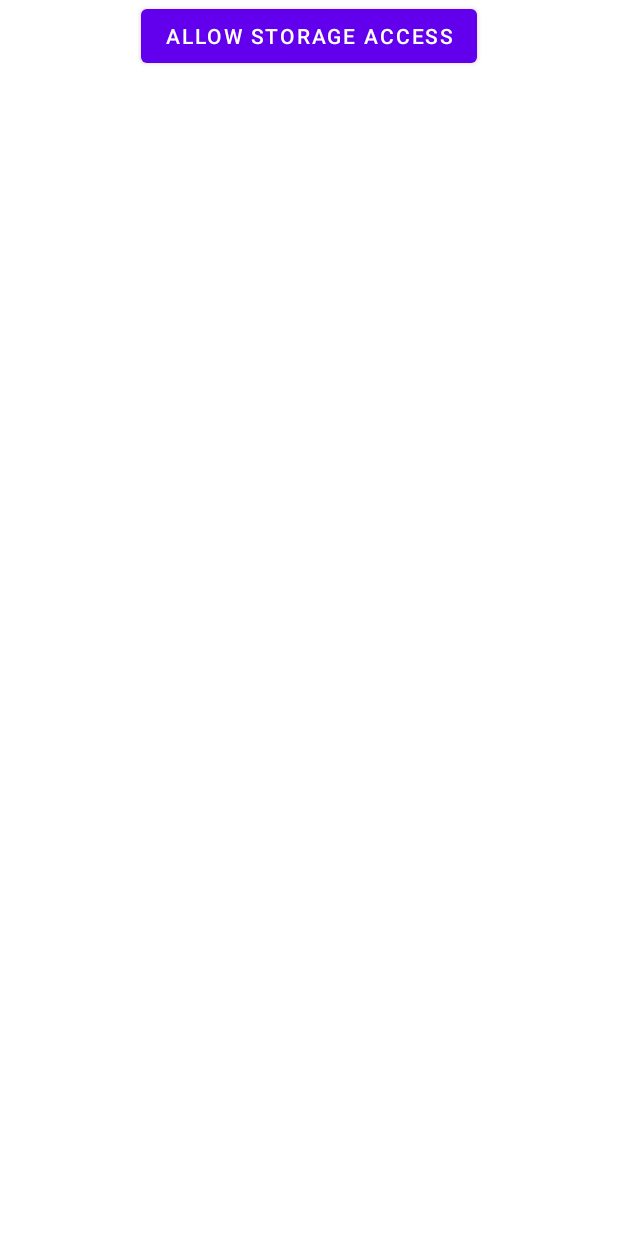
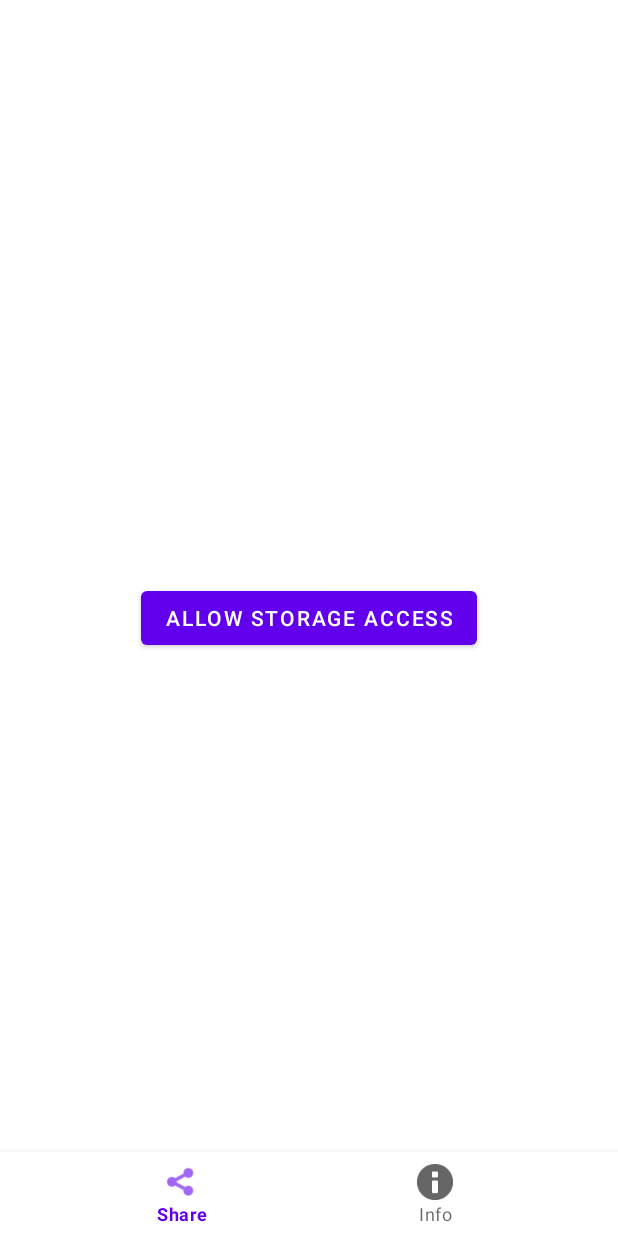
Before and after one commit to vpulpatil/AlleAssignment, an Android app: the screen it shows after launch (MainActivity), on a phone screen of 412 x 824 dp. Run offline under Robolectric (Android 15) with nearby library versions, the phone set to English and light mode, and no system bars; our stand-ins replace Dagger/Hilt's generated code, Room's generated code; libraries missing offline, so code that uses them is left out: com.google.mlkit.vision; 1 statement that could not run was skipped.

Commit message:
added bottom navigation to display 2 bottom nav tabs

```diff
--- a/app/src/main/java/com/alle/assignment/presentation/main/MainActivity.kt
+++ b/app/src/main/java/com/alle/assignment/presentation/main/MainActivity.kt
@@ -9,14 +9,17 @@ import android.provider.MediaStore
 import android.provider.Settings
 import android.util.Log
 import android.view.View
-import androidx.activity.ComponentActivity
 import androidx.activity.viewModels
+import androidx.fragment.app.FragmentActivity
 import androidx.lifecycle.Lifecycle
 import androidx.lifecycle.lifecycleScope
 import androidx.lifecycle.repeatOnLifecycle
+import com.alle.assignment.R
 import com.alle.assignment.data.repository.Resource
 import com.alle.assignment.databinding.ActivityMainBinding
 import com.alle.assignment.domain.model.ScreenshotModel
+import com.alle.assignment.presentation.main.listdetail.OnBottomSheetCallbacks
+import com.google.android.material.bottomsheet.BottomSheetBehavior
 import dagger.hilt.android.AndroidEntryPoint
 import kotlinx.coroutines.Dispatchers
 import kotlinx.coroutines.launch
@@ -24,7 +27,7 @@ import kotlinx.coroutines.withContext
 
 private const val TAG = "MainActivity"
 @AndroidEntryPoint
-class MainActivity : ComponentActivity() {
+class MainActivity : FragmentActivity() {
 
     private var _binding: ActivityMainBinding? = null
     private val binding: ActivityMainBinding
@@ -32,17 +35,41 @@ class MainActivity : ComponentActivity() {
 
     private val mainViewModel: MainViewModel by viewModels()
 
+    private var listener: OnBottomSheetCallbacks? = null
+    private var mBottomSheetBehavior: BottomSheetBehavior<View?>? = null
+
     override fun onCreate(savedInstanceState: Bundle?) {
         super.onCreate(savedInstanceState)
         _binding = ActivityMainBinding.inflate(layoutInflater)
         setContentView(binding.root)
 
+        setupUi()
         setupObservers()
     }
 
     override fun onResume() {
         super.onResume()
-        setupUi()
+        checkForStorageAccess()
+    }
+
+    private fun setupUi() {
+        binding.apply {
+            bottomNavBar.setOnItemSelectedListener { menuItem ->
+                when (menuItem.itemId) {
+                    R.id.share -> {
+                        //display list screen
+                        hideBottomSheet()
+                        return@setOnItemSelectedListener true
+                    }
+                    R.id.info -> {
+                        //display bottom sheet
+                        configureBackdropUI()
+                        return@setOnItemSelectedListener true
+                    }
+                }
+                return@setOnItemSelectedListener false
+            }
+        }
     }
 
     private fun setupObservers() {
@@ -83,7 +110,7 @@ class MainActivity : ComponentActivity() {
         }
     }
 
-    private fun setupUi() {
+    private fun checkForStorageAccess() {
         binding.apply {
             if (isStorageAccessGiven()) {
                 btnAllowStorageAccess.visibility = View.GONE
@@ -193,4 +220,50 @@ class MainActivity : ComponentActivity() {
             }
         }
     }
+
+    private fun configureBackdropUI() {
+        mBottomSheetBehavior?.apply {
+            showBottomSheet()
+            return
+        }
+        val fragment = supportFragmentManager.findFragmentById(R.id.filter_fragment)
+
+        (fragment?.view?.parent as View).let { view ->
+            BottomSheetBehavior.from(view).let { bs ->
+
+                bs.addBottomSheetCallback(object : BottomSheetBehavior.BottomSheetCallback() {
+                    override fun onSlide(bottomSheet: View, slideOffset: Float) {}
+
+                    override fun onStateChanged(bottomSheet: View, newState: Int) {
+                        // Call the interface to notify a state change
+                        listener?.onStateChanged(bottomSheet, newState)
+                    }
+                })
+
+                // Set the bottom sheet expanded by default
+                bs.setPeekHeight(
+                    resources.getDimensionPixelSize(R.dimen.default_bottomsheet_peek_height),
+                    true
+                )
+
+                mBottomSheetBehavior = bs
+                showBottomSheet()
+            }
+        }
+    }
+
+    fun setOnBottomSheetCallbacks(onBottomSheetCallbacks: OnBottomSheetCallbacks) {
+        this.listener = onBottomSheetCallbacks
+    }
+
+    fun hideBottomSheet() {
+        binding.filterFragment.visibility = View.GONE
+        mBottomSheetBehavior?.state = BottomSheetBehavior.STATE_HIDDEN
+    }
+
+    fun showBottomSheet() {
+        binding.filterFragment.visibility = View.VISIBLE
+        mBottomSheetBehavior?.state = BottomSheetBehavior.STATE_COLLAPSED
+    }
+
 }
--- /dev/null
+++ b/app/src/main/java/com/alle/assignment/presentation/main/listdetail/ListDetailFragment.kt
@@ -0,0 +1,56 @@
+package com.alle.assignment.presentation.main.listdetail
+
+import android.os.Bundle
+import android.util.Log
+import android.view.LayoutInflater
+import android.view.View
+import android.view.ViewGroup
+import com.alle.assignment.databinding.FragmentListScreenBinding
+import com.alle.assignment.presentation.main.MainActivity
+import com.google.android.material.bottomsheet.BottomSheetBehavior
+import com.google.android.material.bottomsheet.BottomSheetDialogFragment
+
+class ListDetailFragment: BottomSheetDialogFragment(), OnBottomSheetCallbacks {
+    private var _binding: FragmentListScreenBinding? = null
+    // This property is only valid between `onCreateView` and `onDestroyView`
+    private val binding get() = _binding!!
+
+    private var currentState: Int = BottomSheetBehavior.STATE_EXPANDED
+
+    override fun onCreateView(
+        inflater: LayoutInflater, container: ViewGroup?,
+        savedInstanceState: Bundle?
+    ): View {
+        // Inflate the layout for this fragment
+        (activity as MainActivity).setOnBottomSheetCallbacks(this)
+
+        // Inflate the layout for this fragment
+        _binding = FragmentListScreenBinding.inflate(inflater, container, false)
+        return binding.root
+    }
+
+    // NOTE: fragments outlive their views!
+    //       One must clean up any references to the binging class instance here
+    override fun onDestroyView() {
+        super.onDestroyView()
+        _binding = null
+    }
+
+    override fun onStateChanged(bottomSheet: View, newState: Int) {
+        Log.d("ListDetail", "onStateChanged: $newState")
+        currentState = newState
+        // TODO: when the bottom sheet is moving update data
+        when (newState) {
+            BottomSheetBehavior.STATE_EXPANDED -> {
+                //state is expanded
+                binding.textResult.visibility = View.GONE
+                binding.textResult2.visibility = View.VISIBLE
+            }
+            BottomSheetBehavior.STATE_COLLAPSED -> {
+                //state is collapsed
+                binding.textResult2.visibility = View.GONE
+                binding.textResult.visibility = View.VISIBLE
+            }
+        }
+    }
+}
--- /dev/null
+++ b/app/src/main/java/com/alle/assignment/presentation/main/listdetail/OnBottomSheetCallbacks.kt
@@ -0,0 +1,10 @@
+package com.alle.assignment.presentation.main.listdetail
+
+import android.view.View
+
+/**
+ * An interface to communicate between fragment and activity
+ */
+interface OnBottomSheetCallbacks {
+    fun onStateChanged(bottomSheet: View, newState: Int)
+}
--- a/app/src/main/res/layout/activity_main.xml
+++ b/app/src/main/res/layout/activity_main.xml
@@ -1,40 +1,65 @@
 <?xml version="1.0" encoding="utf-8"?>
-<androidx.constraintlayout.widget.ConstraintLayout xmlns:android="http://schemas.android.com/apk/res/android"
+<androidx.coordinatorlayout.widget.CoordinatorLayout xmlns:android="http://schemas.android.com/apk/res/android"
     xmlns:app="http://schemas.android.com/apk/res-auto"
     xmlns:tools="http://schemas.android.com/tools"
     android:layout_width="match_parent"
     android:layout_height="match_parent"
     android:orientation="vertical">
 
+    <androidx.fragment.app.FragmentContainerView
+        android:id="@+id/filter_fragment"
+        android:name="com.alle.assignment.presentation.main.listdetail.ListDetailFragment"
+        android:layout_width="match_parent"
+        android:layout_height="match_parent"
+        android:elevation="1dp"
+        android:focusable="true"
+        android:visibility="gone"
+        app:behavior_skipCollapsed="true"
+        app:layout_behavior="com.google.android.material.bottomsheet.BottomSheetBehavior"
+        app:layout_constraintBottom_toBottomOf="parent"
+        app:layout_constraintEnd_toEndOf="parent"
+        app:layout_constraintStart_toStartOf="parent"
+        app:layout_constraintTop_toTopOf="parent" />
+
+    <com.google.android.material.bottomnavigation.BottomNavigationView
+        android:id="@+id/bottomNavBar"
+        android:layout_width="match_parent"
+        android:layout_height="wrap_content"
+        android:layout_gravity="bottom"
+        app:layout_constraintBottom_toBottomOf="parent"
+        app:layout_constraintEnd_toEndOf="parent"
+        app:layout_constraintStart_toStartOf="parent"
+        app:menu="@menu/bottom_menu" />
+
     <com.google.android.material.button.MaterialButton
         android:id="@+id/btnAllowStorageAccess"
         android:layout_width="wrap_content"
         android:layout_height="wrap_content"
+        android:layout_gravity="center"
         android:text="Allow Storage Access"
         app:layout_constraintEnd_toEndOf="parent"
         app:layout_constraintStart_toStartOf="parent"
         app:layout_constraintTop_toTopOf="parent"
-        tools:visibility="gone" />
+        tools:visibility="visible" />
 
     <ImageView
         android:id="@+id/imgSelectedFile"
-        android:layout_width="0dp"
-        android:layout_height="0dp"
-        android:layout_marginBottom="16dp"
-        app:layout_constraintBottom_toTopOf="@+id/rvImageList"
-        app:layout_constraintEnd_toEndOf="parent"
-        app:layout_constraintStart_toStartOf="parent"
-        app:layout_constraintTop_toTopOf="parent" />
+        android:layout_width="match_parent"
+        android:layout_height="fill_parent"
+        android:layout_gravity="top"
+        android:fitsSystemWindows="true"
+        app:layout_anchor="@+id/rvImageList"
+        app:layout_anchorGravity="top" />
 
     <androidx.recyclerview.widget.RecyclerView
         android:id="@+id/rvImageList"
         android:layout_width="match_parent"
         android:layout_height="wrap_content"
+        android:layout_gravity="top"
         android:orientation="horizontal"
         app:layoutManager="androidx.recyclerview.widget.LinearLayoutManager"
-        app:layout_constraintBottom_toBottomOf="parent"
-        app:layout_constraintEnd_toEndOf="parent"
-        app:layout_constraintStart_toStartOf="parent"
+        app:layout_anchor="@id/bottomNavBar"
+        app:layout_anchorGravity="top"
         tools:listitem="@layout/item_image_thumbnail" />
 
-</androidx.constraintlayout.widget.ConstraintLayout>
+</androidx.coordinatorlayout.widget.CoordinatorLayout>
--- /dev/null
+++ b/app/src/main/res/menu/bottom_menu.xml
@@ -0,0 +1,12 @@
+<?xml version="1.0" encoding="utf-8"?>
+<menu xmlns:android="http://schemas.android.com/apk/res/android">
+
+    <item
+        android:id="@+id/share"
+        android:icon="@android:drawable/ic_menu_share"
+        android:title="Share" />
+    <item
+        android:id="@+id/info"
+        android:icon="@android:drawable/ic_dialog_info"
+        android:title="Info" />
+</menu>
--- /dev/null
+++ b/app/src/main/res/values/dimens.xml
@@ -0,0 +1,4 @@
+<?xml version="1.0" encoding="utf-8"?>
+<resources>
+    <dimen name="default_bottomsheet_peek_height">200dp</dimen>
+</resources>
```
Also changed, not shown: app/build.gradle.kts (+5 -3 lines), app/src/main/java/com/alle/assignment/presentation/util/GestureLockedBottomSheetBehavior.kt (added, +49 -0 lines), app/src/main/res/drawable/corner.xml (added, +9 -0 lines), app/src/main/res/layout/fragment_list_screen.xml (added, +44 -0 lines).
